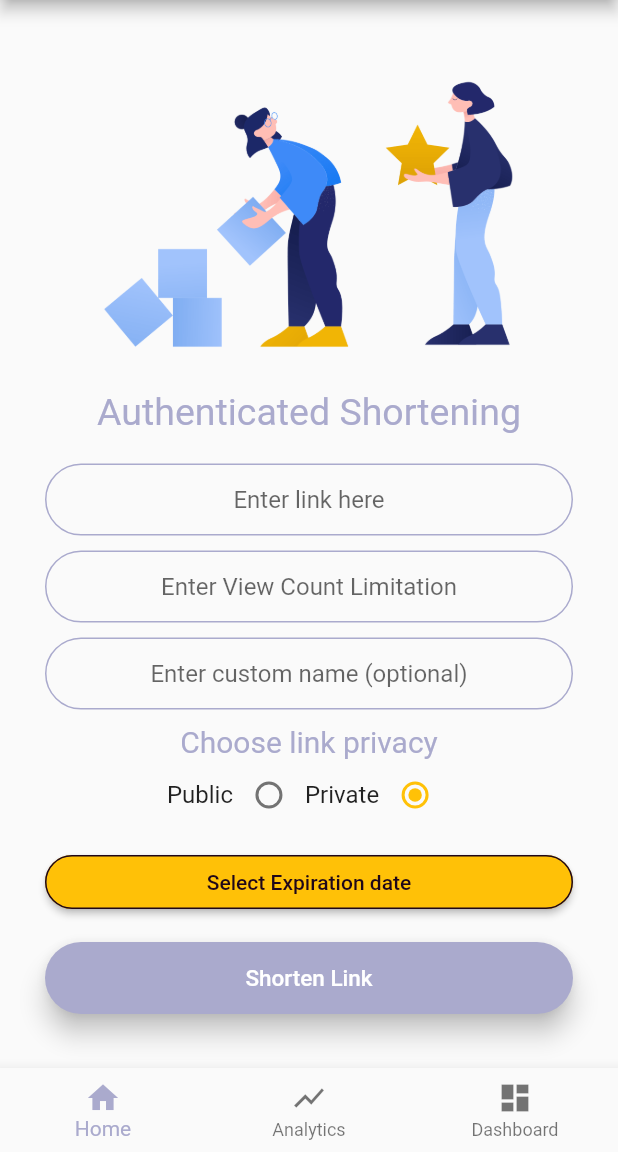
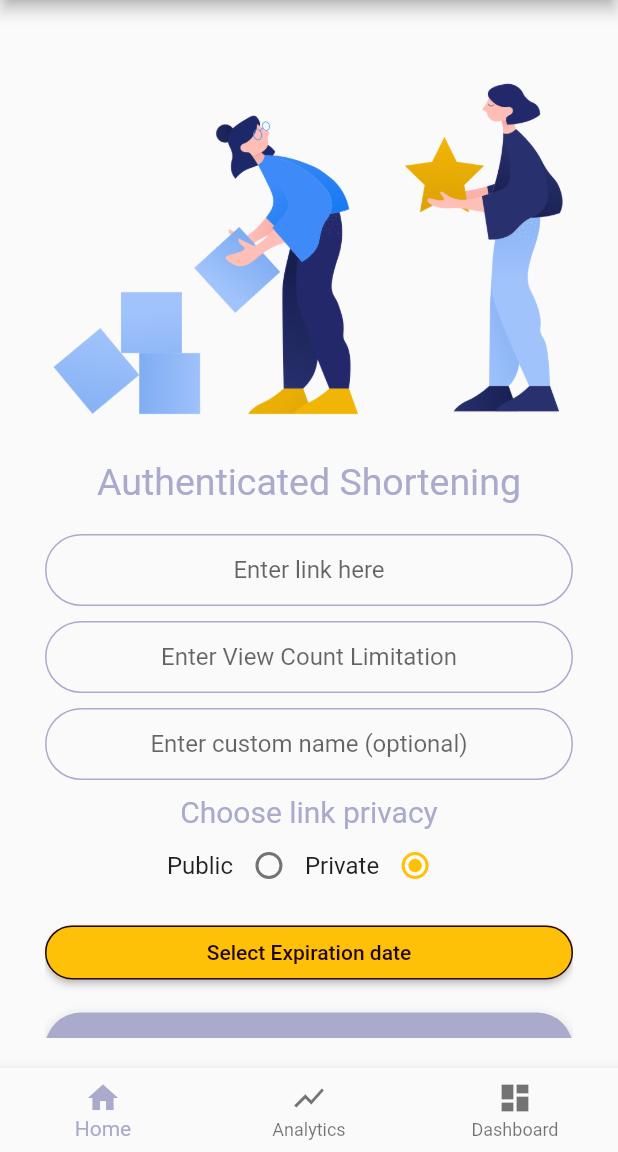
Before and after one commit to hygertai/kisa.co, a Flutter app: the AuthShortScreen screen opened by its route, after a tap on "Shorten Link - Auth", on a phone screen of 412 x 824 dp, the part 84-1236 px from its top. Run offline on Flutter 3.47's test engine with Material 2 defaults, Android fonts, the phone set to English and light mode, and no system bars; our stand-ins replace modal_progress_hud, syncfusion_flutter_charts; missing offline and left inert: flutter_beautiful_popup.

Commit message:
Fixed the rest of the screens - scrollable view , added copy link functionality to the auth screen popup

```diff
--- a/kisa_co/lib/screens/authShort_screen.dart
+++ b/kisa_co/lib/screens/authShort_screen.dart
@@ -18,6 +18,7 @@ class AuthShortScreen extends StatefulWidget {
 }
 
 class _AuthShortScreenState extends State<AuthShortScreen> {
+  String shortUrl = "Suppose this is the generated URL";
   PrivacyChoice _choice = PrivacyChoice.private;
   DateTime selectedDate = DateTime.now();
 
@@ -66,15 +67,14 @@ class _AuthShortScreenState extends State<AuthShortScreen> {
           ),
           child: Padding(
             padding: const EdgeInsets.all(20.0),
+            child: SingleChildScrollView(
               child: Column(
                 mainAxisSize: MainAxisSize.min,
                 crossAxisAlignment: CrossAxisAlignment.stretch,
                 mainAxisAlignment: MainAxisAlignment.center,
                 children: <Widget>[
-                Flexible(
-                  child: Container(
+                  Container(
                     child: Image(image: AssetImage('images/authShort.png')),
-                  ),
                   ),
                   SizedBox(
                     height: 20.0,
@@ -185,11 +185,16 @@ class _AuthShortScreenState extends State<AuthShortScreen> {
 
                         popup.show(
                           title: 'Your Short Link',
-                        content: 'Shortened Link Here.',
+                          content: shortUrl,
                           actions: [
                             popup.button(
-                            label: 'Copy Link',
-                            onPressed: Navigator.of(context).pop,
+                              label: "Copy Short Url",
+                              onPressed: () {
+                                Clipboard.setData(
+                                    ClipboardData(text: shortUrl));
+                                // ignore: unnecessary_statements
+                                Navigator.of(context).pop;
+                              },
                             ),
                           ],
                         );
@@ -197,6 +202,7 @@ class _AuthShortScreenState extends State<AuthShortScreen> {
                     },
                   ),
                 ],
+              ),
             ),
           ),
         ),
--- a/kisa_co/lib/screens/welcome_screen.dart
+++ b/kisa_co/lib/screens/welcome_screen.dart
@@ -31,10 +31,15 @@ class _WelcomeScreenState extends State<WelcomeScreen>
       //backgroundColor: Colors.black,
       body: Padding(
         padding: EdgeInsets.symmetric(horizontal: 24.0),
+        child: SafeArea(
+          child: SingleChildScrollView(
             child: Column(
               mainAxisAlignment: MainAxisAlignment.center,
               crossAxisAlignment: CrossAxisAlignment.stretch,
               children: <Widget>[
+                SizedBox(
+                  height: MediaQuery.of(context).size.width * 0.20,
+                ),
                 Row(
                   children: <Widget>[
                     Expanded(
@@ -93,6 +98,8 @@ class _WelcomeScreenState extends State<WelcomeScreen>
               ],
             ),
           ),
+        ),
+      ),
     );
   }
 }
```
Also changed, not shown: kisa_co/lib/screens/directShort_screen.dart (+5 -4 lines). Lines whose indentation alone changed are shown as unchanged.
